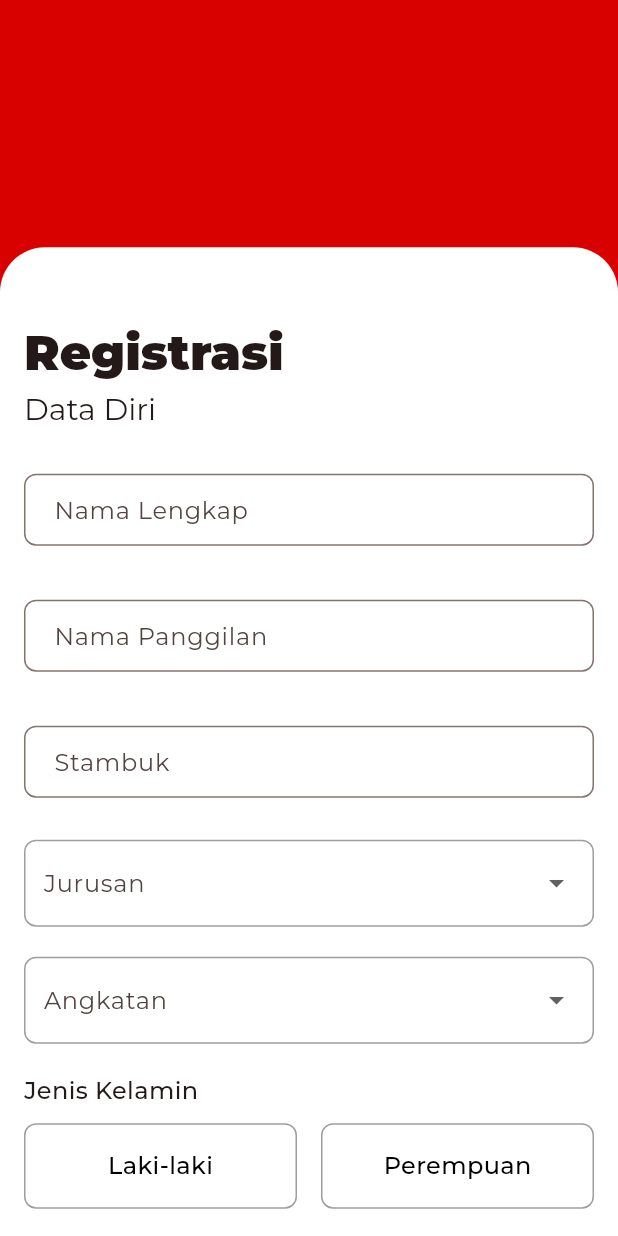
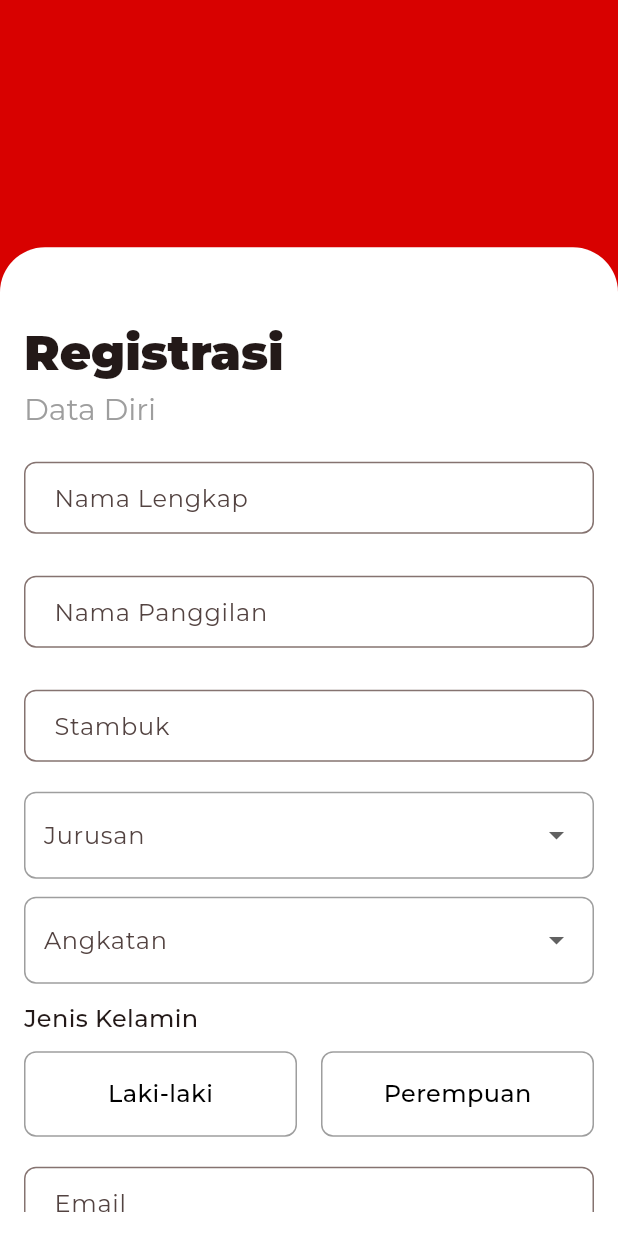
Before and after one commit to arctanziru/alumni_hub_ft_uh, a Flutter app: the screen it shows after launch, after a tap on "Daftar", on a phone screen of 412 x 824 dp. Run offline on Flutter 3.47's test engine with Material 3 defaults, Android fonts, the phone set to English and light mode, and no system bars; our stand-ins replace firebase_core, google_fonts; accounts and stored records are empty.

Commit message:
fix: layout constraint

```diff
--- a/lib/features/auth/sign_in_screen.dart
+++ b/lib/features/auth/sign_in_screen.dart
@@ -1,7 +1,6 @@
 import 'package:alumni_hub_ft_uh/common/widgets/button/button_widget.dart';
 import 'package:alumni_hub_ft_uh/common/widgets/text_field_widget.dart';
 import 'package:flutter/material.dart';
-import 'sign_up_screen.dart'; // Ganti dengan path yang sesuai jika berbeda
 
 class SignInScreen extends StatefulWidget {
   const SignInScreen({super.key});
@@ -17,8 +16,15 @@ class _SignInScreenState extends State<SignInScreen> {
       resizeToAvoidBottomInset: false,
       backgroundColor: Theme.of(context).primaryColor,
       body: SafeArea(
+        child: LayoutBuilder(builder: (context, constraints) {
+          return ConstrainedBox(
+            constraints: BoxConstraints(
+              maxHeight:
+                  constraints.maxHeight - MediaQuery.of(context).padding.top,
+            ),
             child: Container(
-          margin: EdgeInsets.only(top: MediaQuery.of(context).size.height * 0.2),
+              margin: EdgeInsets.only(
+                  top: MediaQuery.of(context).size.height * 0.2),
               decoration: const BoxDecoration(
                 color: Colors.white,
                 borderRadius: BorderRadius.only(
@@ -33,8 +39,10 @@ class _SignInScreenState extends State<SignInScreen> {
                 top: 48,
                 bottom: 16,
               ),
-          child: Expanded(
               child: SingleChildScrollView(
+                padding: EdgeInsets.only(
+                  bottom: MediaQuery.of(context).viewInsets.bottom,
+                ),
                 child: Column(
                   crossAxisAlignment: CrossAxisAlignment.start,
                   children: <Widget>[
@@ -54,20 +62,20 @@ class _SignInScreenState extends State<SignInScreen> {
                         color: Colors.grey,
                       ),
                     ),
-                  const SizedBox(height: 20),
+                    const SizedBox(height: 24),
                     TextFieldWidget(
                       label: 'Email',
                       hint: 'Masukkan email',
                       controller: TextEditingController(),
                     ),
-                  const SizedBox(height: 20),
+                    const SizedBox(height: 12),
                     TextFieldWidget(
                       label: 'Kata Sandi',
                       hint: 'Masukkan Kata Sandi',
                       controller: TextEditingController(),
                       obscureText: true,
                     ),
-                  const SizedBox(height: 40), // Penyesuaian jarak setelah menghapus "Lupa Password?"
+                    const SizedBox(height: 36),
                     SizedBox(
                       width: double.infinity,
                       child: ButtonWidget(
@@ -84,10 +92,7 @@ class _SignInScreenState extends State<SignInScreen> {
                         const Text('Belum punya akun?'),
                         GestureDetector(
                           onTap: () {
-                          Navigator.push(
-                            context,
-                            MaterialPageRoute(builder: (context) => const SignUpScreen()),
-                          );
+                            Navigator.pushNamed(context, '/sign_up');
                           },
                           child: const Text(
                             ' Daftar',
@@ -103,7 +108,8 @@ class _SignInScreenState extends State<SignInScreen> {
                 ),
               ),
             ),
-        ),
+          );
+        }),
       ),
     );
   }
--- a/lib/features/auth/sign_up_screen.dart
+++ b/lib/features/auth/sign_up_screen.dart
@@ -22,55 +22,37 @@ class _SignUpScreenState extends State<SignUpScreen> {
   ];
   final List<String> angkatanList = ['2010', '2011', '2012', '2013', '2014'];
 
-  final ScrollController _scrollController = ScrollController();
-  final FocusNode _focusNode = FocusNode();
+  final _namaLengkapController = TextEditingController();
+  final _namaPanggilanController = TextEditingController();
+  final _stambukController = TextEditingController();
+  final _emailController = TextEditingController();
+  final _kataSandiController = TextEditingController();
+  final _konfirmasiKataSandiController = TextEditingController();
 
+  // Dispose controllers when not needed
   @override
-  void initState() {
-    super.initState();
-    _focusNode.addListener(() {
-      if (_focusNode.hasFocus) {
-        // Delay to ensure the keyboard is fully visible
-        Future.delayed(Duration(milliseconds: 100), () {
-          _scrollToFocusedField();
-        });
-      }
-    });
-  }
-
-  void _scrollToFocusedField() {
-    // Use LayoutBuilder to get the constraints of the viewport
-    WidgetsBinding.instance.addPostFrameCallback((_) {
-      final RenderBox? renderBox = context.findRenderObject() as RenderBox?;
-      final keyboardHeight = MediaQuery.of(context).viewInsets.bottom;
-
-      if (renderBox != null) {
-        final focusedFieldOffset = renderBox.localToGlobal(Offset.zero).dy;
-        final viewportHeight = MediaQuery.of(context).size.height - keyboardHeight;
-
-        if (focusedFieldOffset > viewportHeight) {
-          _scrollController.animateTo(
-            _scrollController.offset + (focusedFieldOffset - viewportHeight),
-            duration: const Duration(milliseconds: 300),
-            curve: Curves.easeOut,
-          );
-        }
-      }
-    });
+  void dispose() {
+    _namaLengkapController.dispose();
+    _namaPanggilanController.dispose();
+    _stambukController.dispose();
+    _emailController.dispose();
+    _kataSandiController.dispose();
+    _konfirmasiKataSandiController.dispose();
+    super.dispose();
   }
 
   @override
   Widget build(BuildContext context) {
-    final keyboardHeight = MediaQuery.of(context).viewInsets.bottom;
-
     return Scaffold(
       resizeToAvoidBottomInset: true,
       backgroundColor: Theme.of(context).primaryColor,
       body: SafeArea(
-        child: SingleChildScrollView(
-          controller: _scrollController,
-          child: Padding(
-            padding: EdgeInsets.only(bottom: keyboardHeight),
+        child: LayoutBuilder(builder: (context, constraints) {
+          return ConstrainedBox(
+            constraints: BoxConstraints(
+              maxHeight:
+                  constraints.maxHeight - MediaQuery.of(context).padding.top,
+            ),
             child: Container(
               margin: EdgeInsets.only(
                   top: MediaQuery.of(context).size.height * 0.2),
@@ -87,6 +69,10 @@ class _SignUpScreenState extends State<SignUpScreen> {
                 top: 48,
                 bottom: 16,
               ),
+              height: MediaQuery.of(context).size.height * 0.8,
+              child: SingleChildScrollView(
+                padding: EdgeInsets.only(
+                    bottom: MediaQuery.of(context).viewInsets.bottom),
                 child: Column(
                   crossAxisAlignment: CrossAxisAlignment.start,
                   children: <Widget>[
@@ -104,27 +90,28 @@ class _SignUpScreenState extends State<SignUpScreen> {
                         fontSize: 20,
                         fontWeight: FontWeight.w400,
                         letterSpacing: -0.02,
+                        color: Colors.grey,
                       ),
                     ),
-                  const SizedBox(height: 20),
+                    const SizedBox(height: 12),
                     TextFieldWidget(
                       label: 'Nama Lengkap',
                       hint: 'Masukkan nama lengkap',
-                    controller: TextEditingController(),
+                      controller: _namaLengkapController,
                     ),
-                  const SizedBox(height: 20),
+                    const SizedBox(height: 12),
                     TextFieldWidget(
                       label: 'Nama Panggilan',
                       hint: 'Masukkan nama panggilan',
-                    controller: TextEditingController(),
+                      controller: _namaPanggilanController,
                     ),
-                  const SizedBox(height: 20),
+                    const SizedBox(height: 12),
                     TextFieldWidget(
                       label: 'Stambuk',
                       hint: 'Masukkan stambuk',
-                    controller: TextEditingController(),
+                      controller: _stambukController,
                     ),
-                  const SizedBox(height: 20),
+                    const SizedBox(height: 12),
                     Container(
                       decoration: BoxDecoration(
                         borderRadius: BorderRadius.circular(8),
@@ -150,7 +137,7 @@ class _SignUpScreenState extends State<SignUpScreen> {
                         }).toList(),
                       ),
                     ),
-                  const SizedBox(height: 20),
+                    const SizedBox(height: 12),
                     Container(
                       decoration: BoxDecoration(
                         borderRadius: BorderRadius.circular(8),
@@ -176,7 +163,7 @@ class _SignUpScreenState extends State<SignUpScreen> {
                         }).toList(),
                       ),
                     ),
-                  const SizedBox(height: 20),
+                    const SizedBox(height: 12),
                     const Text(
                       'Jenis Kelamin',
                       style: TextStyle(
@@ -252,30 +239,30 @@ class _SignUpScreenState extends State<SignUpScreen> {
                         ),
                       ],
                     ),
-                  const SizedBox(height: 20),
+                    const SizedBox(height: 12),
                     TextFieldWidget(
                       label: 'Email',
                       hint: 'Masukkan email',
-                    controller: TextEditingController(),
+                      controller: _emailController,
                     ),
-                  const SizedBox(height: 20),
+                    const SizedBox(height: 12),
                     Row(
                       children: [
                         Container(
-                        constraints: BoxConstraints(
+                          constraints: const BoxConstraints(
                             minHeight: 60,
                           ),
                           padding: const EdgeInsets.symmetric(horizontal: 12),
-                        decoration: BoxDecoration(
+                          decoration: const BoxDecoration(
                             color: Colors.red,
-                          borderRadius: const BorderRadius.horizontal(
+                            borderRadius: BorderRadius.horizontal(
                               left: Radius.circular(8),
                             ),
                           ),
-                        child: Center(
+                          child: const Center(
                             child: Text(
                               '+62',
-                            style: const TextStyle(
+                              style: TextStyle(
                                 color: Colors.white,
                                 fontWeight: FontWeight.bold,
                               ),
@@ -291,10 +278,11 @@ class _SignUpScreenState extends State<SignUpScreen> {
                                 right: Radius.circular(8),
                               ),
                             ),
-                          child: TextField(
+                            child: const TextField(
                               keyboardType: TextInputType.phone,
                               decoration: InputDecoration(
-                              contentPadding: const EdgeInsets.symmetric(horizontal: 16),
+                                contentPadding:
+                                    EdgeInsets.symmetric(horizontal: 16),
                                 hintText: 'Masukkan nomor telepon',
                                 border: InputBorder.none,
                               ),
@@ -303,29 +291,32 @@ class _SignUpScreenState extends State<SignUpScreen> {
                         ),
                       ],
                     ),
-                  const SizedBox(height: 20),
+                    const SizedBox(height: 12),
                     TextFieldWidget(
                       label: 'Kata Sandi',
                       hint: 'Masukkan kata sandi',
-                    controller: TextEditingController(),
+                      controller: _kataSandiController,
                       obscureText: true,
                     ),
-                  const SizedBox(height: 4), // Tambahkan sedikit jarak antara TextField dan teks kecil
-                  Text(
+                    const SizedBox(
+                        height:
+                            4), // Tambahkan sedikit jarak antara TextField dan teks kecil
+                    const Text(
                       'Minimal 8 karakter',
                       style: TextStyle(
                         fontSize: 12,
-                      color: Colors.grey, // Atur warna sesuai dengan kebutuhan
+                        color:
+                            Colors.grey, // Atur warna sesuai dengan kebutuhan
                       ),
                     ),
-                  const SizedBox(height: 20),
+                    const SizedBox(height: 12),
                     TextFieldWidget(
                       label: 'Konfirmasi Kata Sandi',
                       hint: 'Masukkan ulang kata sandi',
-                    controller: TextEditingController(),
+                      controller: _konfirmasiKataSandiController,
                       obscureText: true,
                     ),
-                  const SizedBox(height: 20),
+                    const SizedBox(height: 12),
                     SizedBox(
                       width: double.infinity,
                       child: ButtonWidget(
@@ -339,15 +330,9 @@ class _SignUpScreenState extends State<SignUpScreen> {
                 ),
               ),
             ),
-        ),
+          );
+        }),
       ),
     );
   }
-
-  @override
-  void dispose() {
-    _scrollController.dispose();
-    _focusNode.dispose();
-    super.dispose();
 }
-}
--- a/lib/features/auth/splash_screen.dart
+++ b/lib/features/auth/splash_screen.dart
@@ -1,5 +1,4 @@
 import 'package:alumni_hub_ft_uh/constants/colors.dart';
-import 'package:alumni_hub_ft_uh/features/auth/sign_in_screen.dart';
 import 'package:flutter/material.dart';
 
 class SplashScreen extends StatelessWidget {
@@ -14,10 +13,7 @@ class SplashScreen extends StatelessWidget {
   Widget build(BuildContext context) {
     // Navigasi ke SignInScreen setelah beberapa detik
     Future.delayed(const Duration(seconds: 3), () {
-      Navigator.pushReplacement(
-        context,
-        MaterialPageRoute(builder: (context) => const SignInScreen()),
-      );
+      Navigator.pushNamed(context, '/sign_in');
     });
 
     return Scaffold(
--- a/lib/main.dart
+++ b/lib/main.dart
@@ -1,7 +1,7 @@
 import 'package:alumni_hub_ft_uh/constants/colors.dart';
 import 'package:alumni_hub_ft_uh/constants/theme.dart';
+import 'package:alumni_hub_ft_uh/features/auth/sign_in_screen.dart';
 import 'package:alumni_hub_ft_uh/features/auth/sign_up_screen.dart';
-import 'package:alumni_hub_ft_uh/features/auth/sign_in_screen.dart';
 import 'package:alumni_hub_ft_uh/features/auth/splash_screen.dart';
 import 'package:flutter/material.dart';
 
@@ -21,7 +21,11 @@ class AlumniHubFtUhApp extends StatelessWidget {
       color: AppColors.primaryColor,
       theme: appTheme,
       initialRoute: '/',
-      routes: {'/': (context) => SplashScreen()},
+      routes: {
+        '/': (context) => SplashScreen(),
+        '/sign_in': (context) => const SignInScreen(),
+        '/sign_up': (context) => const SignUpScreen(),
+      },
     );
   }
 }
```
Lines whose indentation alone changed are shown as unchanged.
